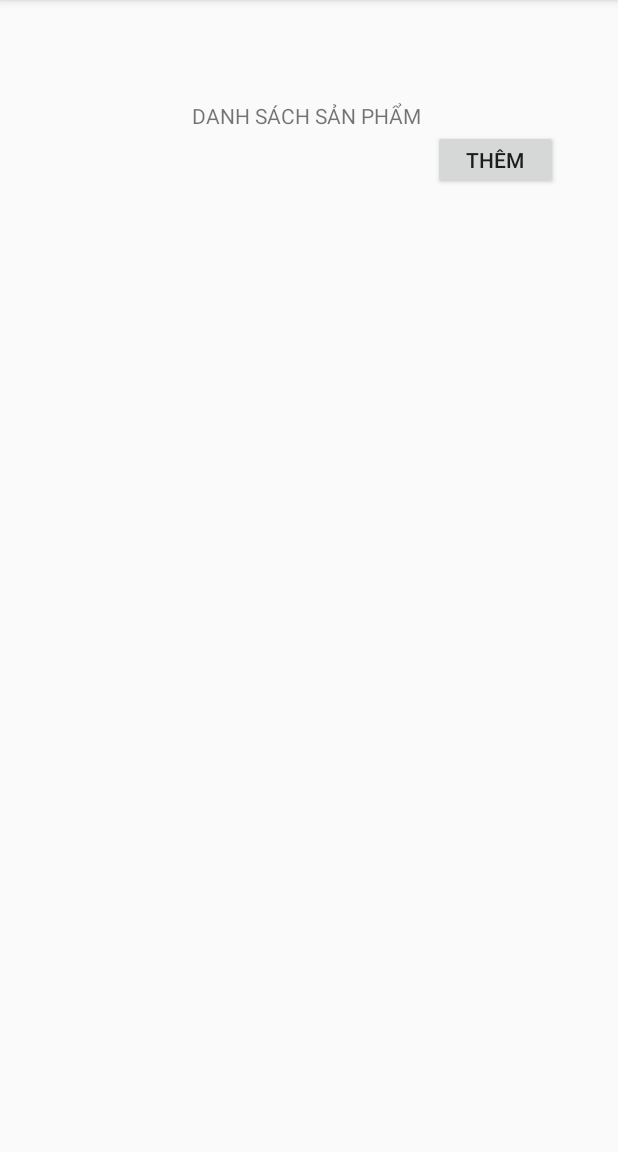
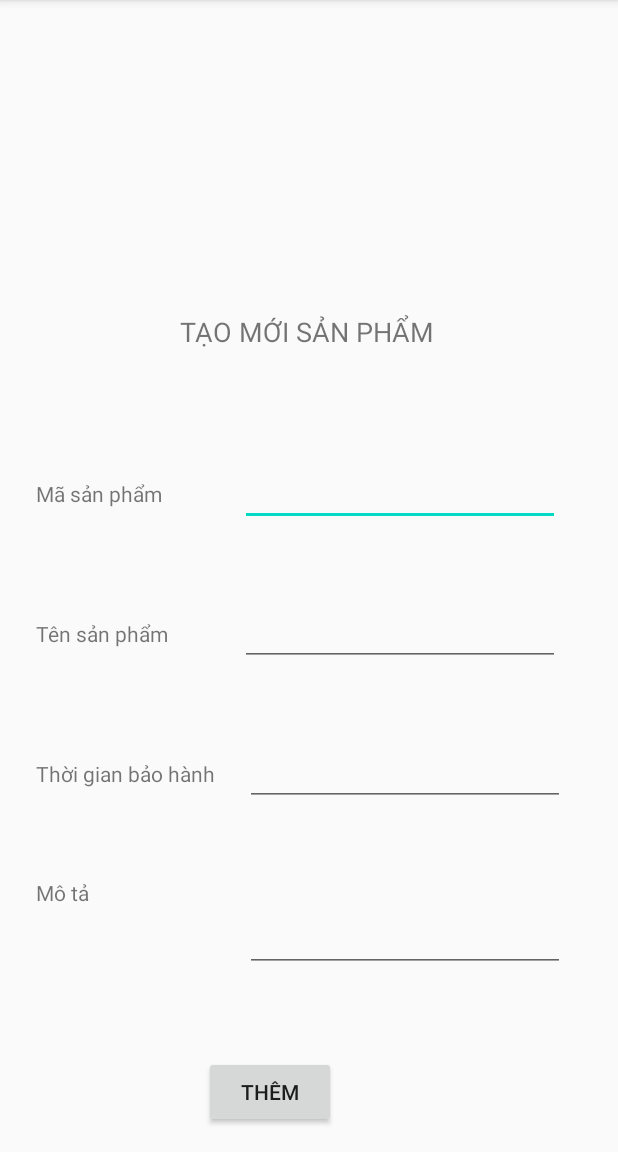
Before and after one commit to quan200699/Android_StorageManagement, an Android app: the ProductActivity screen opened directly, with no data from a screen before it, after a tap on "THÊM", on a phone screen of 412 x 824 dp, the part 84-1236 px from its top. Run offline under Robolectric (Android 15) with nearby library versions, the phone set to English and light mode, and no system bars.

Commit message:
add new product done

```diff
--- a/app/src/main/AndroidManifest.xml
+++ b/app/src/main/AndroidManifest.xml
@@ -9,7 +9,8 @@
         android:roundIcon="@mipmap/ic_launcher_round"
         android:supportsRtl="true"
         android:theme="@style/AppTheme">
-        <activity android:name=".activity.ProductActivity"></activity>
+        <activity android:name=".activity.AddProductActivity"></activity>
+        <activity android:name=".activity.ProductActivity" />
         <activity android:name=".activity.MainActivity">
             <intent-filter>
                 <action android:name="android.intent.action.MAIN" />
--- /dev/null
+++ b/app/src/main/java/com/example/storagemanagement/activity/AddProductActivity.java
@@ -0,0 +1,77 @@
+package com.example.storagemanagement.activity;
+
+import androidx.appcompat.app.ActionBar;
+import androidx.appcompat.app.AppCompatActivity;
+
+import android.os.Bundle;
+import android.view.View;
+import android.widget.Button;
+import android.widget.EditText;
+import android.widget.Toast;
+
+import com.example.storagemanagement.R;
+import com.example.storagemanagement.dao.product.IProductDao;
+import com.example.storagemanagement.dao.product.ProductDao;
+import com.example.storagemanagement.model.Product;
+
+import static com.example.storagemanagement.config.StaticVariable.*;
+
+public class AddProductActivity extends AppCompatActivity {
+    private EditText editTextProductId;
+    private EditText editTextProductName;
+    private EditText editTextProductDescription;
+    private EditText editTextProductGuarantee;
+    private Button buttonSave;
+    private IProductDao productDao;
+
+    @Override
+    protected void onCreate(Bundle savedInstanceState) {
+        super.onCreate(savedInstanceState);
+        setContentView(R.layout.activity_add_product);
+        ActionBar actionBar = getSupportActionBar();
+        actionBar.setDisplayHomeAsUpEnabled(true);
+        init();
+        buttonSave.setOnClickListener(new View.OnClickListener() {
+            @Override
+            public void onClick(View v) {
+                Product product = createNewProduct();
+                showMessage(product);
+            }
+        });
+    }
+
+    private void showMessage(Product product) {
+        if (product != null) {
+            Toast.makeText(this, MESSAGE_CREATE_SUCCESS, Toast.LENGTH_SHORT).show();
+        } else {
+            Toast.makeText(this, MESSAGE_FAIL, Toast.LENGTH_SHORT).show();
+            resetForm();
+        }
+    }
+
+    private void resetForm() {
+        editTextProductId.setText("");
+        editTextProductName.setText("");
+        editTextProductGuarantee.setText("");
+        editTextProductDescription.setText("");
+    }
+
+    private Product createNewProduct() {
+        String productId = editTextProductId.getText().toString();
+        String productName = editTextProductName.getText().toString();
+        int productGuarantee = Integer.parseInt(editTextProductGuarantee.getText().toString());
+        String productDescription = editTextProductDescription.getText().toString();
+        Product product = new Product(productId, productName, productDescription, productGuarantee);
+        product = productDao.insert(product);
+        return product;
+    }
+
+    private void init() {
+        editTextProductId = findViewById(R.id.editTextProductId);
+        editTextProductName = findViewById(R.id.editTextProductName);
+        editTextProductGuarantee = findViewById(R.id.editTextGuarantee);
+        editTextProductDescription = findViewById(R.id.editTextProductDescription);
+        buttonSave = findViewById(R.id.buttonSave);
+        productDao = new ProductDao(this);
+    }
+}
--- a/app/src/main/java/com/example/storagemanagement/activity/ProductActivity.java
+++ b/app/src/main/java/com/example/storagemanagement/activity/ProductActivity.java
@@ -3,6 +3,7 @@ package com.example.storagemanagement.activity;
 import androidx.appcompat.app.ActionBar;
 import androidx.appcompat.app.AppCompatActivity;
 
+import android.content.Intent;
 import android.os.Bundle;
 import android.view.View;
 import android.widget.Button;
@@ -34,6 +35,8 @@ public class ProductActivity extends AppCompatActivity {
         buttonAdd.setOnClickListener(new View.OnClickListener() {
             @Override
             public void onClick(View v) {
+                Intent intent = new Intent(ProductActivity.this, AddProductActivity.class);
+                startActivity(intent);
             }
         });
     }
--- a/app/src/main/java/com/example/storagemanagement/adapter/ProductAdapter.java
+++ b/app/src/main/java/com/example/storagemanagement/adapter/ProductAdapter.java
@@ -51,7 +51,7 @@ public class ProductAdapter extends BaseAdapter {
             textViewProductId.setText(product.getProductId());
             textViewProductName.setText(product.getName());
             textViewProductDescription.setText(product.getDescription());
-            textViewProductGuarantee.setText(product.getGuarantee());
+            textViewProductGuarantee.setText(product.getGuarantee() + "");
         }
         return convertView;
     }
--- a/app/src/main/java/com/example/storagemanagement/config/StaticVariable.java
+++ b/app/src/main/java/com/example/storagemanagement/config/StaticVariable.java
@@ -4,6 +4,10 @@ public class StaticVariable {
     public static final String DATABASE_NAME = "storage_management";
     public static final String TABLE_PRODUCT = "products";
     public static final int DATABASE_Version = 1;
+    public static final String MESSAGE_CREATE_SUCCESS = "Tạo mới thành công";
+    public static final String MESSAGE_DELETE_SUCCESS = "Xóa thành công";
+    public static final String MESSAGE_UPDATE_SUCCESS = "Cập nhật thành công";
+    public static final String MESSAGE_FAIL = "Có lỗi xảy ra";
     public static final String ID = "id";
     public static final String PRODUCT_ID = "productId";
     public static final String NAME = "name";
@@ -13,4 +17,5 @@ public class StaticVariable {
             " (" + ID + " INTEGER PRIMARY KEY AUTOINCREMENT, " + PRODUCT_ID + " VARCHAR(255) ,"
             + NAME + " VARCHAR(225) ," + DESCRIPTION + " VARCHAR(225) ," + GUARANTEE + " INTEGER);";
     public static final String DROP_TABLE_PRODUCT = "DROP TABLE IF EXISTS " + TABLE_PRODUCT;
+    public static final String SELECT_ALL_PRODUCT = "SELECT * FROM " + TABLE_PRODUCT;
 }
--- a/app/src/main/java/com/example/storagemanagement/dao/product/ProductDao.java
+++ b/app/src/main/java/com/example/storagemanagement/dao/product/ProductDao.java
@@ -2,11 +2,13 @@ package com.example.storagemanagement.dao.product;
 
 import android.content.ContentValues;
 import android.content.Context;
+import android.database.Cursor;
 import android.database.sqlite.SQLiteDatabase;
 
 import com.example.storagemanagement.helper.DBHelper;
 import com.example.storagemanagement.model.Product;
 
+import java.util.ArrayList;
 import java.util.List;
 
 import static com.example.storagemanagement.config.StaticVariable.*;
@@ -37,7 +39,21 @@ public class ProductDao implements IProductDao {
 
     @Override
     public List<Product> findAll() {
-        return null;
+        List<Product> products = new ArrayList<>();
+        SQLiteDatabase sqLiteDatabase = this.dbHelper.getReadableDatabase();
+        Cursor res = sqLiteDatabase.rawQuery(SELECT_ALL_PRODUCT, null);
+        res.moveToFirst();
+        while (!res.isAfterLast()) {
+            int id = res.getInt(res.getColumnIndex(ID));
+            String productId = res.getString(res.getColumnIndex(PRODUCT_ID));
+            String name = res.getString(res.getColumnIndex(NAME));
+            String description = res.getString(res.getColumnIndex(DESCRIPTION));
+            int guarantee = res.getInt(res.getColumnIndex(GUARANTEE));
+            products.add(new Product(id, productId, name, description, guarantee));
+            res.moveToNext();
+        }
+        res.close();
+        return products;
     }
 
     @Override
--- /dev/null
+++ b/app/src/main/res/layout/activity_add_product.xml
@@ -0,0 +1,126 @@
+<?xml version="1.0" encoding="utf-8"?>
+<androidx.constraintlayout.widget.ConstraintLayout xmlns:android="http://schemas.android.com/apk/res/android"
+    xmlns:app="http://schemas.android.com/apk/res-auto"
+    xmlns:tools="http://schemas.android.com/tools"
+    android:layout_width="match_parent"
+    android:layout_height="match_parent"
+    tools:context=".activity.AddProductActivity">
+
+    <Button
+        android:id="@+id/buttonSave"
+        android:layout_width="wrap_content"
+        android:layout_height="wrap_content"
+        android:layout_marginEnd="188dp"
+        android:layout_marginRight="188dp"
+        android:layout_marginBottom="16dp"
+        android:text="@string/add"
+        app:layout_constraintBottom_toBottomOf="parent"
+        app:layout_constraintEnd_toEndOf="parent" />
+
+    <EditText
+        android:id="@+id/editTextProductId"
+        android:layout_width="wrap_content"
+        android:layout_height="wrap_content"
+        android:layout_marginStart="52dp"
+        android:layout_marginLeft="52dp"
+        android:layout_marginBottom="48dp"
+        android:ems="10"
+        android:inputType="textPersonName"
+        app:layout_constraintBottom_toTopOf="@+id/editTextProductName"
+        app:layout_constraintStart_toEndOf="@+id/textView3" />
+
+    <EditText
+        android:id="@+id/editTextProductName"
+        android:layout_width="wrap_content"
+        android:layout_height="wrap_content"
+        android:layout_marginStart="48dp"
+        android:layout_marginLeft="48dp"
+        android:layout_marginBottom="48dp"
+        android:ems="10"
+        android:inputType="textPersonName"
+        app:layout_constraintBottom_toTopOf="@+id/editTextGuarantee"
+        app:layout_constraintStart_toEndOf="@+id/textView4" />
+
+    <EditText
+        android:id="@+id/editTextGuarantee"
+        android:layout_width="wrap_content"
+        android:layout_height="wrap_content"
+        android:layout_marginStart="20dp"
+        android:layout_marginLeft="20dp"
+        android:layout_marginBottom="44dp"
+        android:ems="10"
+        android:inputType="number|text"
+        app:layout_constraintBottom_toTopOf="@+id/editTextProductDescription"
+        app:layout_constraintStart_toEndOf="@+id/textView5" />
+
+    <EditText
+        android:id="@+id/editTextProductDescription"
+        android:layout_width="wrap_content"
+        android:layout_height="wrap_content"
+        android:layout_marginStart="104dp"
+        android:layout_marginLeft="104dp"
+        android:layout_marginBottom="56dp"
+        android:ems="10"
+        android:gravity="top|left"
+        android:inputType="textMultiLine"
+        android:lines="4"
+        android:maxLines="6"
+        android:minLines="2"
+        android:scrollbars="vertical"
+        app:layout_constraintBottom_toTopOf="@+id/buttonSave"
+        app:layout_constraintStart_toEndOf="@+id/textView6"
+        tools:ignore="RtlHardcoded" />
+
+    <TextView
+        android:id="@+id/textView"
+        android:layout_width="wrap_content"
+        android:layout_height="wrap_content"
+        android:layout_marginBottom="72dp"
+        android:text="@string/create_product"
+        android:textSize="18sp"
+        app:layout_constraintBottom_toTopOf="@+id/editTextProductId"
+        app:layout_constraintEnd_toEndOf="parent"
+        app:layout_constraintHorizontal_bias="0.497"
+        app:layout_constraintStart_toStartOf="parent" />
+
+    <TextView
+        android:id="@+id/textView3"
+        android:layout_width="wrap_content"
+        android:layout_height="wrap_content"
+        android:layout_marginStart="24dp"
+        android:layout_marginLeft="24dp"
+        android:text="@string/product_id"
+        app:layout_constraintBaseline_toBaselineOf="@+id/editTextProductId"
+        app:layout_constraintStart_toStartOf="parent" />
+
+    <TextView
+        android:id="@+id/textView4"
+        android:layout_width="wrap_content"
+        android:layout_height="wrap_content"
+        android:layout_marginStart="24dp"
+        android:layout_marginLeft="24dp"
+        android:text="@string/product_name"
+        app:layout_constraintBaseline_toBaselineOf="@+id/editTextProductName"
+        app:layout_constraintStart_toStartOf="parent" />
+
+    <TextView
+        android:id="@+id/textView5"
+        android:layout_width="wrap_content"
+        android:layout_height="wrap_content"
+        android:layout_marginStart="24dp"
+        android:layout_marginLeft="24dp"
+        android:text="@string/product_guarantee"
+        app:layout_constraintBaseline_toBaselineOf="@+id/editTextGuarantee"
+        app:layout_constraintStart_toStartOf="parent" />
+
+    <TextView
+        android:id="@+id/textView6"
+        android:layout_width="wrap_content"
+        android:layout_height="wrap_content"
+        android:layout_marginStart="24dp"
+        android:layout_marginLeft="24dp"
+        android:layout_marginTop="60dp"
+        android:text="@string/product_description"
+        app:layout_constraintStart_toStartOf="parent"
+        app:layout_constraintTop_toBottomOf="@+id/textView5" />
+</androidx.constraintlayout.widget.ConstraintLayout>
--- a/app/src/main/res/layout/activity_product.xml
+++ b/app/src/main/res/layout/activity_product.xml
@@ -10,29 +10,32 @@
         android:id="@+id/buttonAdd"
         android:layout_width="83dp"
         android:layout_height="40dp"
-        android:layout_marginEnd="40dp"
-        android:layout_marginRight="40dp"
-        android:layout_marginBottom="8dp"
+        android:layout_marginEnd="20dp"
+        android:layout_marginRight="20dp"
         android:text="@string/add"
         app:layout_constraintBottom_toTopOf="@+id/listViewProduct"
-        app:layout_constraintEnd_toEndOf="parent" />
+        app:layout_constraintEnd_toEndOf="parent"
+        app:layout_constraintTop_toBottomOf="@+id/textView" />
 
     <ListView
         android:id="@+id/listViewProduct"
         android:layout_width="409dp"
         android:layout_height="617dp"
-        android:layout_marginBottom="16dp"
-        app:layout_constraintBottom_toBottomOf="parent"
+        android:layout_marginTop="40dp"
         app:layout_constraintEnd_toEndOf="parent"
-        app:layout_constraintStart_toStartOf="parent" />
+        app:layout_constraintHorizontal_bias="0.5"
+        app:layout_constraintStart_toStartOf="parent"
+        app:layout_constraintTop_toBottomOf="@+id/textView" />
 
     <TextView
         android:id="@+id/textView"
         android:layout_width="wrap_content"
         android:layout_height="wrap_content"
-        android:layout_marginStart="128dp"
-        android:layout_marginLeft="128dp"
+        android:layout_marginTop="48dp"
         android:text="@string/list_product"
-        app:layout_constraintBottom_toTopOf="@+id/buttonAdd"
-        app:layout_constraintStart_toStartOf="parent" />
+        android:textSize="18sp"
+        app:layout_constraintEnd_toEndOf="parent"
+        app:layout_constraintHorizontal_bias="0.497"
+        app:layout_constraintStart_toStartOf="parent"
+        app:layout_constraintTop_toTopOf="parent" />
 </androidx.constraintlayout.widget.ConstraintLayout>
--- a/app/src/main/res/values/strings.xml
+++ b/app/src/main/res/values/strings.xml
@@ -1,5 +1,11 @@
 <resources>
     <string name="app_name">StorageManagement</string>
+    <string name="app_title">QUẢN LÝ KHO</string>
     <string name="add">Thêm</string>
     <string name="list_product">DANH SÁCH SẢN PHẨM</string>
+    <string name="create_product">TẠO MỚI SẢN PHẨM</string>
+    <string name="product_id">Mã sản phẩm</string>
+    <string name="product_name">Tên sản phẩm</string>
+    <string name="product_description">Mô tả</string>
+    <string name="product_guarantee">Thời gian bảo hành</string>
 </resources>
```
Also changed, not shown: app/src/main/java/com/example/storagemanagement/activity/MainActivity.java (+16 -0 lines), app/src/main/java/com/example/storagemanagement/model/Product.java (+11 -0 lines), app/src/main/res/layout/activity_main.xml (+18 -5 lines), app/src/main/res/layout/product_row_layout.xml (+5 -4 lines), app/build.gradle (line endings or trailing spaces).
